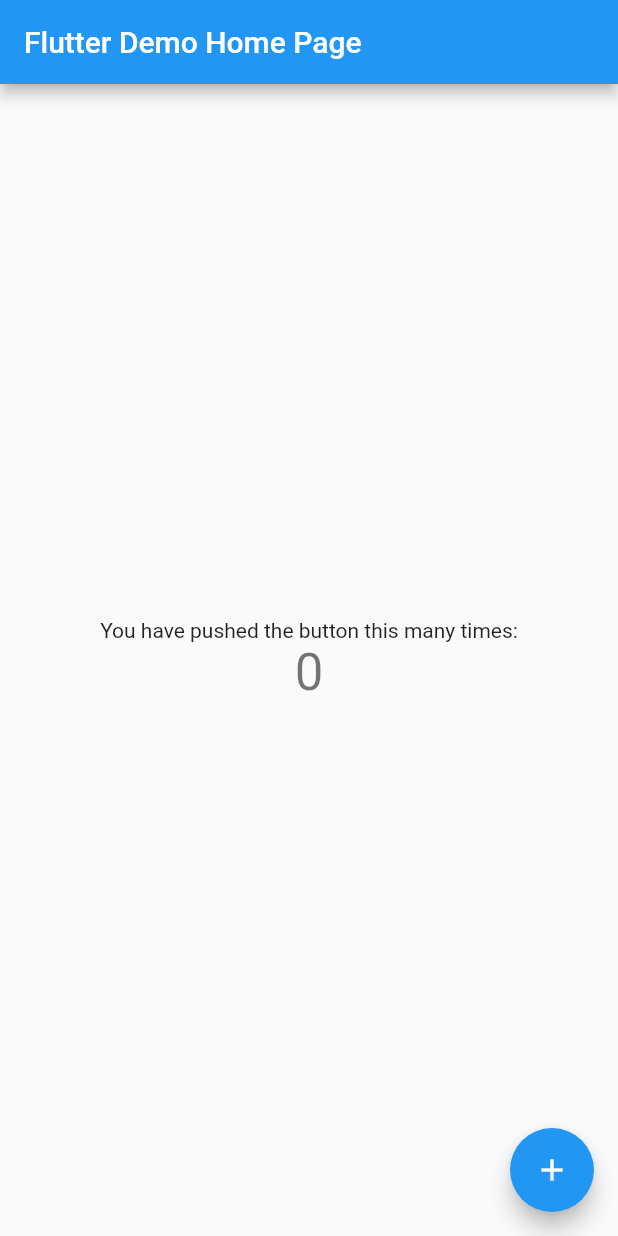
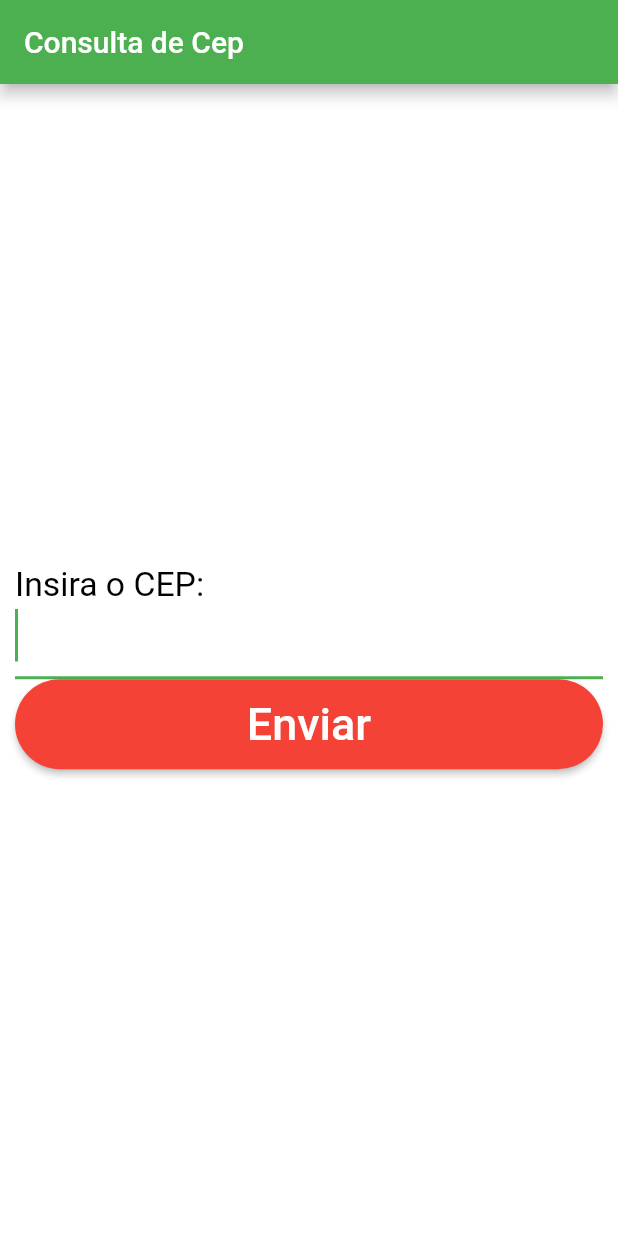
Before and after one commit to lrenato12/Flutter_ConsultaCep, a Flutter app: the screen it shows after launch, on a phone screen of 412 x 824 dp. Run offline on Flutter 3.47's test engine with Material 2 defaults, Android fonts, the phone set to English and light mode, and no system bars.

Commit message:
Alterações na pagina principal

```diff
--- a/consultacep/lib/main.dart
+++ b/consultacep/lib/main.dart
@@ -1,111 +1,71 @@
+
 import 'package:flutter/material.dart';
+void main() {runApp(MaterialApp(
+	title: 'Consulta de Cep',
+	 theme: ThemeData(
+	   primarySwatch: Colors.green),
+         home: ConsultaCep(),
+      )
+    );
+}
 
-void main() => runApp(MyApp());
-
-class MyApp extends StatelessWidget {
-  // This widget is the root of your application.
+class ConsultaCep extends StatelessWidget {
   @override
-  Widget build(BuildContext context) {
-    return MaterialApp(
-      title: 'Flutter Demo',
-      theme: ThemeData(
-        // This is the theme of your application.
-        //
-        // Try running your application with "flutter run". You'll see the
-        // application has a blue toolbar. Then, without quitting the app, try
-        // changing the primarySwatch below to Colors.green and then invoke
-        // "hot reload" (press "r" in the console where you ran "flutter run",
-        // or simply save your changes to "hot reload" in a Flutter IDE).
-        // Notice that the counter didn't reset back to zero; the application
-        // is not restarted.
-        primarySwatch: Colors.blue,
+   Widget build(BuildContext context) {
+    return Scaffold(
+       appBar: AppBar(
+        title: Text('Consulta de Cep'),
       ),
-      home: MyHomePage(title: 'Flutter Demo Home Page'),
+      backgroundColor: Colors.white70,
+      body: Padding(
+        padding: const EdgeInsets.all(10.0),
+        child: Center(
+          child: Column(
+            crossAxisAlignment: CrossAxisAlignment.stretch,
+            mainAxisAlignment: MainAxisAlignment.center,
+            children: <Widget>[
+               TextField(
+                autofocus: true,
+                keyboardType: TextInputType.number,
+                style: TextStyle(color: Colors.black, fontSize: 30),
+                decoration: InputDecoration(
+                  labelText:"Insira o CEP:",
+                  labelStyle: TextStyle(color: Colors.black),
+                )
+           ),
+              ButtonTheme(
+                height: 60.0,
+                child: RaisedButton(
+                  onPressed: () => { print("pressionei o botão"), },
+                  shape: new RoundedRectangleBorder(borderRadius: new BorderRadius.circular(30.0)),
+                  child: Text( "Enviar", style: TextStyle(color: Colors.white, fontSize: 30), ), //Text
+                  color:Colors.red,
+                ),
+              ),
+            ],
+         ),
+        ),
+      )
     );
   }
 }
 
-class MyHomePage extends StatefulWidget {
-  MyHomePage({Key key, this.title}) : super(key: key);
 
-  // This widget is the home page of your application. It is stateful, meaning
-  // that it has a State object (defined below) that contains fields that affect
-  // how it looks.
-
-  // This class is the configuration for the state. It holds the values (in this
-  // case the title) provided by the parent (in this case the App widget) and
-  // used by the build method of the State. Fields in a Widget subclass are
-  // always marked "final".
-
-  final String title;
-
-  @override
-  _MyHomePageState createState() => _MyHomePageState();
-}
-
-class _MyHomePageState extends State<MyHomePage> {
-  int _counter = 0;
-
-  void _incrementCounter() {
-    setState(() {
-      // This call to setState tells the Flutter framework that something has
-      // changed in this State, which causes it to rerun the build method below
-      // so that the display can reflect the updated values. If we changed
-      // _counter without calling setState(), then the build method would not be
-      // called again, and so nothing would appear to happen.
-      _counter++;
-    });
-  }
-
+class SegundaRota extends StatelessWidget {
   @override
   Widget build(BuildContext context) {
-    // This method is rerun every time setState is called, for instance as done
-    // by the _incrementCounter method above.
-    //
-    // The Flutter framework has been optimized to make rerunning build methods
-    // fast, so that you can just rebuild anything that needs updating rather
-    // than having to individually change instances of widgets.
     return Scaffold(
       appBar: AppBar(
-        // Here we take the value from the MyHomePage object that was created by
-        // the App.build method, and use it to set our appbar title.
-        title: Text(widget.title),
+        title: Text("Segunda Rota (tela)"),
       ),
       body: Center(
-        // Center is a layout widget. It takes a single child and positions it
-        // in the middle of the parent.
-        child: Column(
-          // Column is also a layout widget. It takes a list of children and
-          // arranges them vertically. By default, it sizes itself to fit its
-          // children horizontally, and tries to be as tall as its parent.
-          //
-          // Invoke "debug painting" (press "p" in the console, choose the
-          // "Toggle Debug Paint" action from the Flutter Inspector in Android
-          // Studio, or the "Toggle Debug Paint" command in Visual Studio Code)
-          // to see the wireframe for each widget.
-          //
-          // Column has various properties to control how it sizes itself and
-          // how it positions its children. Here we use mainAxisAlignment to
-          // center the children vertically; the main axis here is the vertical
-          // axis because Columns are vertical (the cross axis would be
-          // horizontal).
-          mainAxisAlignment: MainAxisAlignment.center,
-          children: <Widget>[
-            Text(
-              'You have pushed the button this many times:',
-            ),
-            Text(
-              '$_counter',
-              style: Theme.of(context).textTheme.display1,
-            ),
-          ],
+        child: RaisedButton(
+          onPressed: () {
+            Navigator.pop(context);
+          },
+          child: Text('Retornar !'),
         ),
       ),
-      floatingActionButton: FloatingActionButton(
-        onPressed: _incrementCounter,
-        tooltip: 'Increment',
-        child: Icon(Icons.add),
-      ), // This trailing comma makes auto-formatting nicer for build methods.
     );
   }
 }
```
